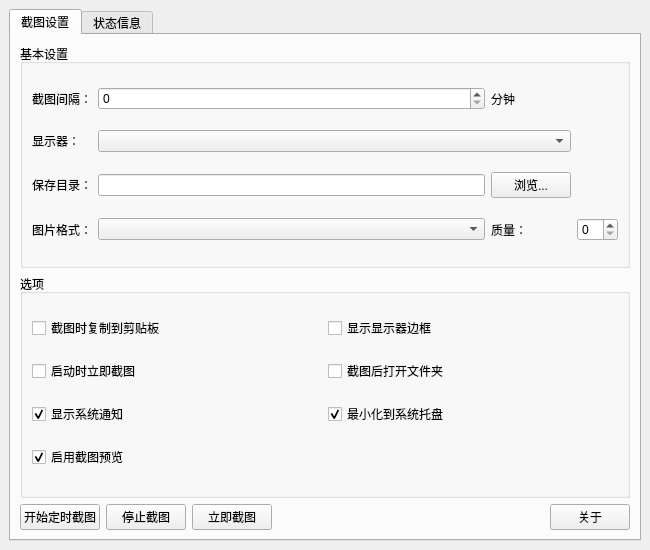
Zephyr-Tcx/ScreenCapture-by-Qt, file ui/screencapturer.ui: the form before one commit.
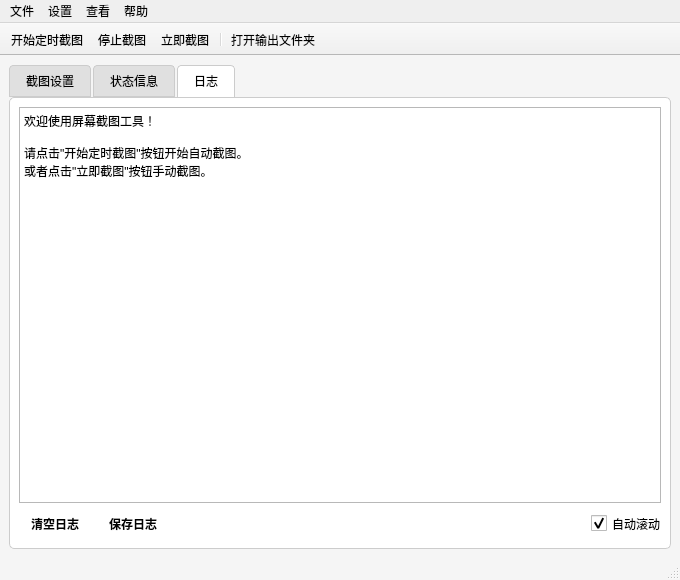
The form after the commit. The open tabs and pages were chosen to show the change. Icons and pictures are not drawn.

```diff
--- a/ui/screencapturer.ui
+++ b/ui/screencapturer.ui
@@ -6,14 +6,137 @@
    <rect>
     <x>0</x>
     <y>0</y>
-    <width>650</width>
-    <height>550</height>
+    <width>680</width>
+    <height>580</height>
    </rect>
   </property>
+  <property name="minimumSize">
+   <size>
+    <width>680</width>
+    <height>580</height>
+   </size>
+  </property>
   <property name="windowTitle">
    <string>屏幕截图工具</string>
   </property>
-  <widget class="QWidget" name="centralwidget">
+  <property name="windowIcon">
+   <iconset resource="../resources/icons.qrc">
+    <normaloff>:/icons/camera.png</normaloff>:/icons/camera.png</iconset>
+  </property>
+  <property name="styleSheet">
+   <string notr="true">QMainWindow {
+    background-color: #f5f5f5;
+}
+QGroupBox {
+    font-weight: bold;
+    border: 1px solid #cccccc;
+    border-radius: 5px;
+    margin-top: 10px;
+    padding-top: 10px;
+}
+QGroupBox::title {
+    subcontrol-origin: margin;
+    left: 10px;
+    padding: 0 5px 0 5px;
+}
+QPushButton {
+    padding: 6px 12px;
+    border-radius: 4px;
+    font-weight: bold;
+}
+QPushButton:hover {
+    background-color: #e0e0e0;
+}
+QPushButton:pressed {
+    background-color: #d0d0d0;
+}
+QPushButton#startButton {
+    background-color: #4CAF50;
+    color: white;
+}
+QPushButton#startButton:hover {
+    background-color: #45a049;
+}
+QPushButton#stopButton {
+    background-color: #f44336;
+    color: white;
+}
+QPushButton#stopButton:hover {
+    background-color: #da190b;
+}
+QPushButton#captureNowButton {
+    background-color: #2196F3;
+    color: white;
+}
+QPushButton#captureNowButton:hover {
+    background-color: #0b7dda;
+}
+QLabel#statusLabel {
+    font-weight: bold;
+    color: #333333;
+}
+QLabel#counterLabel {
+    font-weight: bold;
+    color: #2196F3;
+}
+QLabel#timeLabel {
+    font-family: 'Consolas', 'Monaco', monospace;
+    font-size: 12pt;
+    color: #333333;
+}
+QLabel#previewLabel {
+    border: 2px solid #cccccc;
+    border-radius: 5px;
+    background-color: white;
+}
+QSpinBox, QComboBox, QLineEdit {
+    padding: 4px;
+    border: 1px solid #cccccc;
+    border-radius: 3px;
+    min-height: 20px;
+}
+QSpinBox:hover, QComboBox:hover, QLineEdit:hover {
+    border-color: #999999;
+}
+QSpinBox:focus, QComboBox:focus, QLineEdit:focus {
+    border-color: #2196F3;
+    outline: none;
+}
+QCheckBox {
+    spacing: 5px;
+}
+QCheckBox::indicator {
+    width: 16px;
+    height: 16px;
+}
+QTabWidget::pane {
+    border: 1px solid #cccccc;
+    background-color: white;
+    border-radius: 5px;
+}
+QTabWidget::tab-bar {
+    alignment: center;
+}
+QTabBar::tab {
+    background-color: #e0e0e0;
+    border: 1px solid #cccccc;
+    padding: 8px 16px;
+    margin-right: 2px;
+    border-top-left-radius: 4px;
+    border-top-right-radius: 4px;
+}
+QTabBar::tab:selected {
+    background-color: white;
+    border-bottom-color: white;
+}
+QTabBar::tab:hover:!selected {
+    background-color: #f0f0f0;
+}</string>
+  </property>
+  <widget class="QWidget" name="centralWidget">
+   <property name="styleSheet">
+    <string notr="true"/>
+   </property>
    <layout class="QVBoxLayout" name="verticalLayout">
     <item>
      <widget class="QTabWidget" name="tabWidget">
@@ -39,12 +162,18 @@
             </widget>
            </item>
            <item row="0" column="1">
-            <widget class="QSpinBox" name="intervalSpin"/>
-           </item>
-           <item row="0" column="2">
-            <widget class="QLabel" name="minuteLabel">
-             <property name="text">
-              <string>分钟</string>
+            <widget class="QSpinBox" name="intervalSpin">
+             <property name="minimum">
+              <number>1</number>
+             </property>
+             <property name="maximum">
+              <number>1440</number>
+             </property>
+             <property name="value">
+              <number>5</number>
+             </property>
+             <property name="suffix">
+              <string> 分钟</string>
              </property>
             </widget>
            </item>
@@ -55,7 +184,7 @@
              </property>
             </widget>
            </item>
-           <item row="1" column="1" colspan="2">
+           <item row="1" column="1">
             <widget class="QComboBox" name="monitorCombo"/>
            </item>
            <item row="2" column="0">
@@ -93,7 +222,20 @@
             </widget>
            </item>
            <item row="3" column="3">
-            <widget class="QSpinBox" name="qualitySpin"/>
+            <widget class="QSpinBox" name="qualitySpin">
+             <property name="minimum">
+              <number>1</number>
+             </property>
+             <property name="maximum">
+              <number>100</number>
+             </property>
+             <property name="value">
+              <number>100</number>
+             </property>
+             <property name="suffix">
+              <string>%</string>
+             </property>
+            </widget>
            </item>
           </layout>
          </widget>
@@ -123,6 +265,9 @@
              <property name="text">
               <string>启动时立即截图</string>
              </property>
+             <property name="checked">
+              <bool>true</bool>
+             </property>
             </widget>
            </item>
            <item row="1" column="1">
@@ -165,6 +310,19 @@
           </layout>
          </widget>
         </item>
+        <item>
+         <spacer name="verticalSpacer">
+          <property name="orientation">
+           <enum>Qt::Vertical</enum>
+          </property>
+          <property name="sizeHint" stdset="0">
+           <size>
+            <width>20</width>
+            <height>10</height>
+           </size>
+          </property>
+         </spacer>
+        </item>
         <item>
          <layout class="QHBoxLayout" name="horizontalLayout">
           <item>
@@ -176,6 +334,9 @@
           </item>
           <item>
            <widget class="QPushButton" name="stopButton">
+            <property name="enabled">
+             <bool>false</bool>
+            </property>
             <property name="text">
              <string>停止截图</string>
             </property>
@@ -303,10 +464,235 @@
         </item>
        </layout>
       </widget>
+      <widget class="QWidget" name="logTab">
+       <attribute name="title">
+        <string>日志</string>
+       </attribute>
+       <layout class="QVBoxLayout" name="verticalLayout_5">
+        <item>
+         <widget class="QTextEdit" name="logTextEdit">
+          <property name="readOnly">
+           <bool>true</bool>
+          </property>
+          <property name="html">
+           <string>&lt;!DOCTYPE HTML PUBLIC &quot;-//W3C//DTD HTML 4.0//EN&quot; &quot;http://www.w3.org/TR/REC-html40/strict.dtd&quot;&gt;
+&lt;html&gt;&lt;head&gt;&lt;meta name=&quot;qrichtext&quot; content=&quot;1&quot; /&gt;&lt;style type=&quot;text/css&quot;&gt;
+p, li { white-space: pre-wrap; }
+&lt;/style&gt;&lt;/head&gt;&lt;body style=&quot; font-family:'Noto Sans'; font-size:9pt; font-weight:400; font-style:normal;&quot;&gt;
+&lt;p style=&quot; margin-top:0px; margin-bottom:0px; margin-left:0px; margin-right:0px; -qt-block-indent:0; text-indent:0px;&quot;&gt;欢迎使用屏幕截图工具！&lt;/p&gt;
+&lt;p style=&quot;-qt-paragraph-type:empty; margin-top:0px; margin-bottom:0px; margin-left:0px; margin-right:0px; -qt-block-indent:0; text-indent:0px;&quot;&gt;&lt;br /&gt;&lt;/p&gt;
+&lt;p style=&quot; margin-top:0px; margin-bottom:0px; margin-left:0px; margin-right:0px; -qt-block-indent:0; text-indent:0px;&quot;&gt;请点击&quot;开始定时截图&quot;按钮开始自动截图。&lt;/p&gt;
+&lt;p style=&quot; margin-top:0px; margin-bottom:0px; margin-left:0px; margin-right:0px; -qt-block-indent:0; text-indent:0px;&quot;&gt;或者点击&quot;立即截图&quot;按钮手动截图。&lt;/p&gt;&lt;/body&gt;&lt;/html&gt;</string>
+          </property>
+         </widget>
+        </item>
+        <item>
+         <layout class="QHBoxLayout" name="horizontalLayout_2">
+          <item>
+           <widget class="QPushButton" name="clearLogButton">
+            <property name="text">
+             <string>清空日志</string>
+            </property>
+           </widget>
+          </item>
+          <item>
+           <widget class="QPushButton" name="saveLogButton">
+            <property name="text">
+             <string>保存日志</string>
+            </property>
+           </widget>
+          </item>
+          <item>
+           <spacer name="horizontalSpacer_2">
+            <property name="orientation">
+             <enum>Qt::Horizontal</enum>
+            </property>
+            <property name="sizeHint" stdset="0">
+             <size>
+              <width>40</width>
+              <height>20</height>
+             </size>
+            </property>
+           </spacer>
+          </item>
+          <item>
+           <widget class="QCheckBox" name="autoScrollCheck">
+            <property name="text">
+             <string>自动滚动</string>
+            </property>
+            <property name="checked">
+             <bool>true</bool>
+            </property>
+           </widget>
+          </item>
+         </layout>
+        </item>
+       </layout>
+      </widget>
      </widget>
     </item>
    </layout>
   </widget>
+  <widget class="QMenuBar" name="menuBar">
+   <property name="geometry">
+    <rect>
+     <x>0</x>
+     <y>0</y>
+     <width>680</width>
+     <height>22</height>
+    </rect>
+   </property>
+   <widget class="QMenu" name="menuFile">
+    <property name="title">
+     <string>文件</string>
+    </property>
+    <addaction name="actionCaptureNow"/>
+    <addaction name="separator"/>
+    <addaction name="actionStartCapture"/>
+    <addaction name="actionStopCapture"/>
+    <addaction name="separator"/>
+    <addaction name="actionExit"/>
+   </widget>
+   <widget class="QMenu" name="menuSettings">
+    <property name="title">
+     <string>设置</string>
+    </property>
+    <addaction name="actionPreferences"/>
+   </widget>
+   <widget class="QMenu" name="menuView">
+    <property name="title">
+     <string>查看</string>
+    </property>
+    <addaction name="actionShowTrayIcon"/>
+    <addaction name="actionAlwaysOnTop"/>
+   </widget>
+   <widget class="QMenu" name="menuHelp">
+    <property name="title">
+     <string>帮助</string>
+    </property>
+    <addaction name="actionAbout"/>
+   </widget>
+   <addaction name="menuFile"/>
+   <addaction name="menuSettings"/>
+   <addaction name="menuView"/>
+   <addaction name="menuHelp"/>
+  </widget>
+  <widget class="QToolBar" name="mainToolBar">
+   <property name="movable">
+    <bool>false</bool>
+   </property>
+   <attribute name="toolBarArea">
+    <enum>TopToolBarArea</enum>
+   </attribute>
+   <attribute name="toolBarBreak">
+    <bool>false</bool>
+   </attribute>
+   <addaction name="actionStartCapture"/>
+   <addaction name="actionStopCapture"/>
+   <addaction name="actionCaptureNow"/>
+   <addaction name="separator"/>
+   <addaction name="actionOpenOutputFolder"/>
+  </widget>
+  <widget class="QStatusBar" name="statusBar"/>
+  <action name="actionCaptureNow">
+   <property name="icon">
+    <iconset resource="../resources/icons.qrc">
+     <normaloff>:/icons/capture.png</normaloff>:/icons/capture.png</iconset>
+   </property>
+   <property name="text">
+    <string>立即截图</string>
+   </property>
+   <property name="shortcut">
+    <string>Ctrl+S</string>
+   </property>
+  </action>
+  <action name="actionStartCapture">
+   <property name="icon">
+    <iconset resource="../resources/icons.qrc">
+     <normaloff>:/icons/start.png</normaloff>:/icons/start.png</iconset>
+   </property>
+   <property name="text">
+    <string>开始定时截图</string>
+   </property>
+   <property name="shortcut">
+    <string>Ctrl+R</string>
+   </property>
+  </action>
+  <action name="actionStopCapture">
+   <property name="icon">
+    <iconset resource="../resources/icons.qrc">
+     <normaloff>:/icons/stop.png</normaloff>:/icons/stop.png</iconset>
+   </property>
+   <property name="text">
+    <string>停止截图</string>
+   </property>
+   <property name="shortcut">
+    <string>Ctrl+Q</string>
+   </property>
+  </action>
+  <action name="actionExit">
+   <property name="text">
+    <string>退出</string>
+   </property>
+   <property name="shortcut">
+    <string>Ctrl+X</string>
+   </property>
+  </action>
+  <action name="actionPreferences">
+   <property name="icon">
+    <iconset resource="../resources/icons.qrc">
+     <normaloff>:/icons/settings.png</normaloff>:/icons/settings.png</iconset>
+   </property>
+   <property name="text">
+    <string>首选项...</string>
+   </property>
+   <property name="shortcut">
+    <string>Ctrl+P</string>
+   </property>
+  </action>
+  <action name="actionShowTrayIcon">
+   <property name="checkable">
+    <bool>true</bool>
+   </property>
+   <property name="checked">
+    <bool>true</bool>
+   </property>
+   <property name="text">
+    <string>显示系统托盘图标</string>
+   </property>
+  </action>
+  <action name="actionAlwaysOnTop">
+   <property name="checkable">
+    <bool>true</bool>
+   </property>
+   <property name="text">
+    <string>窗口置顶</string>
+   </property>
+  </action>
+  <action name="actionAbout">
+   <property name="icon">
+    <iconset resource="../resources/icons.qrc">
+     <normaloff>:/icons/about.png</normaloff>:/icons/about.png</iconset>
+   </property>
+   <property name="text">
+    <string>关于...</string>
+   </property>
+   <property name="shortcut">
+    <string>F1</string>
+   </property>
+  </action>
+  <action name="actionOpenOutputFolder">
+   <property name="icon">
+    <iconset resource="../resources/icons.qrc">
+     <normaloff>:/icons/folder.png</normaloff>:/icons/folder.png</iconset>
+   </property>
+   <property name="text">
+    <string>打开输出文件夹</string>
+   </property>
+   <property name="shortcut">
+    <string>Ctrl+O</string>
+   </property>
+  </action>
  </widget>
  <resources>
   <include location="../resources/icons.qrc"/>
```
Left out of the diff: 162 changed lines with no effect on the pictures.
